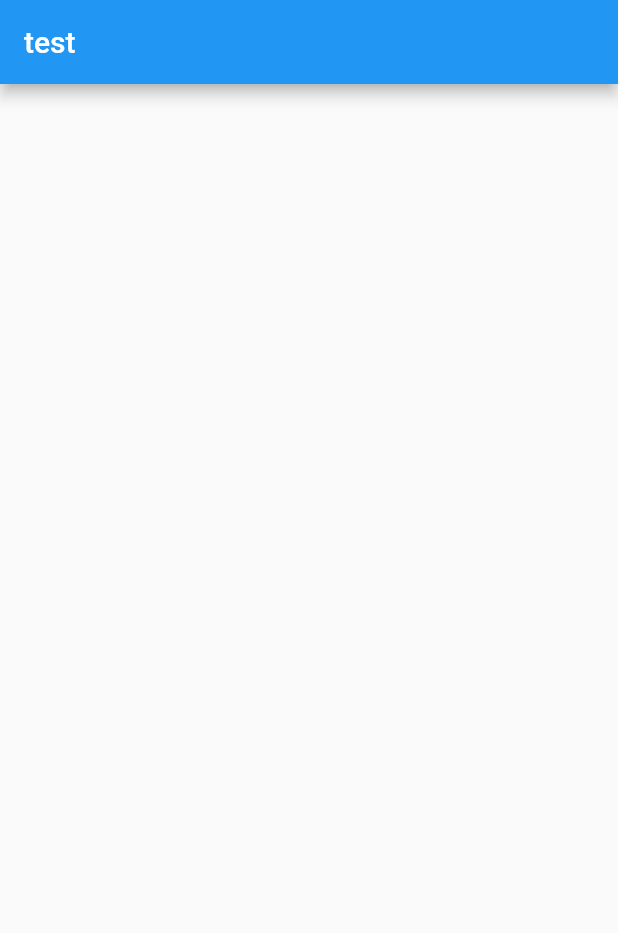
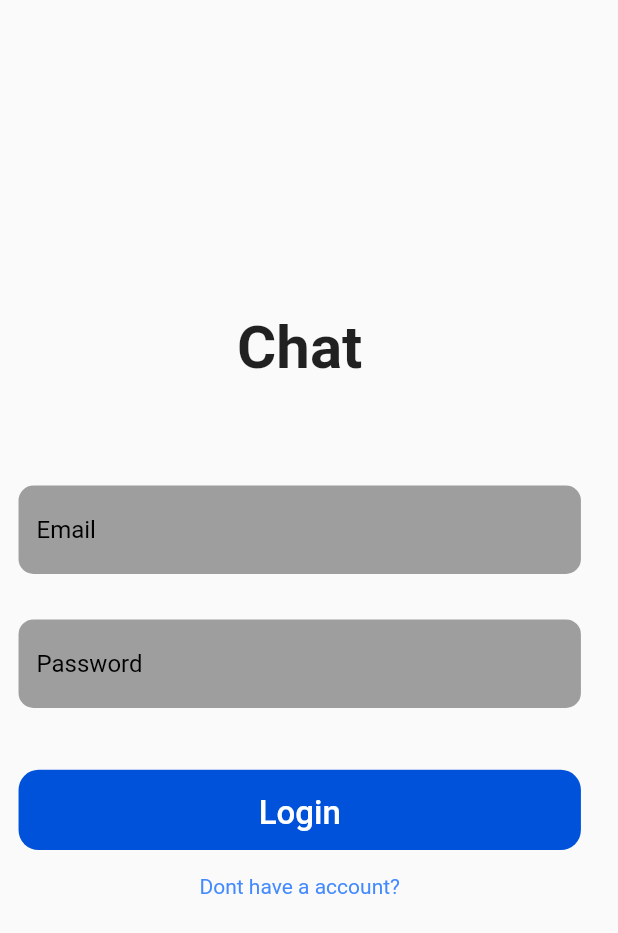
Before and after one commit to fahmi54321/chat_app_v2, a Flutter app: the screen it shows after launch, on a phone screen of 412 x 824 dp. Shown: the top 933 px of the screen. Run offline on Flutter 3.47's test engine with Material 2 defaults, Android fonts, the phone set to English and light mode, and no system bars; our stand-ins replace cloud_firestore, file_picker, firebase_core, firebase_storage, get_it; accounts and stored records are empty.

Commit message:
layouting login page

```diff
--- a/lib/pages/login_page.dart
+++ b/lib/pages/login_page.dart
@@ -1,12 +1,113 @@
+import 'package:chat_app/widgets/custom_input_fields.dart';
+import 'package:chat_app/widgets/rounded_button.dart';
 import 'package:flutter/material.dart';
 
-class LoginPage extends StatelessWidget {
+//todo 1 (finish)
+
+class LoginPage extends StatefulWidget {
   const LoginPage({Key? key}) : super(key: key);
 
   @override
+  State<LoginPage> createState() => _LoginPageState();
+}
+
+class _LoginPageState extends State<LoginPage> {
+  late double _deviceHeight;
+  late double _deviceWidth;
+
+  final _loginFormKey = GlobalKey<FormState>();
+
+  @override
   Widget build(BuildContext context) {
+    _deviceHeight = MediaQuery.of(context).size.height;
+    _deviceWidth = MediaQuery.of(context).size.width;
+
     return Scaffold(
-      appBar: AppBar(title: Text('test'),),
+      body: Container(
+        padding: EdgeInsets.symmetric(
+          horizontal: _deviceWidth * 0.03,
+          vertical: _deviceHeight * 0.02,
+        ),
+        height: _deviceHeight * 0.98,
+        width: _deviceWidth * 0.97,
+        child: Column(
+          mainAxisSize: MainAxisSize.max,
+          mainAxisAlignment: MainAxisAlignment.center,
+          crossAxisAlignment: CrossAxisAlignment.center,
+          children: [
+            _pageTitle(),
+            SizedBox(height: _deviceHeight * 0.04),
+            _loginForm(),
+            SizedBox(height: _deviceHeight * 0.05),
+            _loginButton(),
+            SizedBox(height: _deviceHeight * 0.02),
+            _registerAccountLink(),
+          ],
+        ),
+      ),
+    );
+  }
+
+  Widget _pageTitle() {
+    return SizedBox(
+      height: _deviceHeight * 0.10,
+      child: const Text(
+        'Chat',
+        style: TextStyle(
+          fontSize: 40,
+          fontWeight: FontWeight.w600,
+        ),
+      ),
+    );
+  }
+
+  Widget _loginForm() {
+    return SizedBox(
+      height: _deviceHeight * 0.18,
+      child: Form(
+        key: _loginFormKey,
+        child: Column(
+          mainAxisSize: MainAxisSize.max,
+          mainAxisAlignment: MainAxisAlignment.spaceBetween,
+          crossAxisAlignment: CrossAxisAlignment.center,
+          children: [
+            CustomTextFormField(
+              onSaved: (_value) {},
+              regEx:
+                  r"^[a-zA-Z0-9.!#$%&'*+/=?^_`{|}~-]+@[a-zA-Z0-9-]+(?:\.[a-zA-Z0-9-]+)*$",
+              hintText: 'Email',
+              obscureText: false,
+            ),
+            CustomTextFormField(
+              onSaved: (_value) {},
+              regEx: r".{8,}",
+              hintText: 'Password',
+              obscureText: true,
+            ),
+          ],
+        ),
+      ),
+    );
+  }
+
+  Widget _loginButton() {
+    return RoundedButton(
+      name: 'Login',
+      height: _deviceHeight * 0.065,
+      width: _deviceHeight * 0.65,
+      onPressed: () {},
+    );
+  }
+
+  Widget _registerAccountLink() {
+    return GestureDetector(
+      onTap: (){},
+      child: const Text(
+        'Dont have a account?',
+        style: TextStyle(
+          color: Colors.blueAccent,
+        ),
+      ),
     );
   }
 }
--- /dev/null
+++ b/lib/widgets/custom_input_fields.dart
@@ -0,0 +1,39 @@
+import 'package:flutter/material.dart';
+
+class CustomTextFormField extends StatelessWidget {
+  final Function(String) onSaved;
+  final String regEx;
+  final String hintText;
+  final bool obscureText;
+
+  CustomTextFormField({
+    Key? key,
+    required this.onSaved,
+    required this.regEx,
+    required this.hintText,
+    required this.obscureText,
+  }) : super(key: key);
+
+  @override
+  Widget build(BuildContext context) {
+    return TextFormField(
+      onSaved: (_value) => onSaved(_value??''),
+      cursorColor: Colors.red,
+      style: const TextStyle(color: Colors.black),
+      obscureText: obscureText,
+      validator: (_value){
+        return RegExp(regEx).hasMatch(_value??'') ? null : 'Enter a valid value.';
+      },
+      decoration: InputDecoration(
+        fillColor: Colors.grey,
+        filled: true,
+        border: OutlineInputBorder(
+          borderRadius: BorderRadius.circular(10),
+          borderSide: BorderSide.none,
+        ),
+        hintText: hintText,
+        hintStyle: const TextStyle(color: Colors.black),
+      ),
+    );
+  }
+}
--- /dev/null
+++ b/lib/widgets/rounded_button.dart
@@ -0,0 +1,39 @@
+import 'package:flutter/material.dart';
+
+class RoundedButton extends StatelessWidget {
+  final String name;
+  final double height;
+  final double width;
+  final Function onPressed;
+
+  const RoundedButton({
+    Key? key,
+    required this.name,
+    required this.height,
+    required this.width,
+    required this.onPressed,
+  }) : super(key: key);
+
+  @override
+  Widget build(BuildContext context) {
+    return Container(
+      height: height,
+      width: width,
+      decoration: BoxDecoration(
+        borderRadius: BorderRadius.circular(height * 0.25),
+        color: const Color.fromRGBO(0, 82, 218, 1.0),
+      ),
+      child: TextButton(
+        onPressed: () {},
+        child: Text(
+          name,
+          style: const TextStyle(
+            fontSize: 22,
+            color: Colors.white,
+            height: 1.5,
+          ),
+        ),
+      ),
+    );
+  }
+}
```
